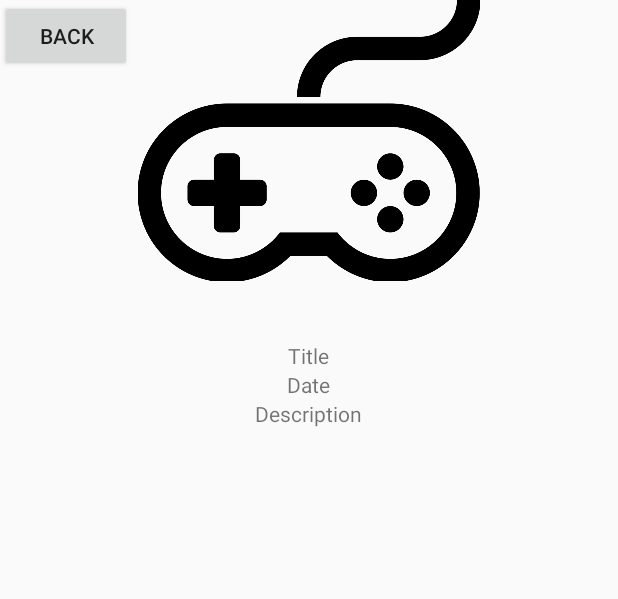
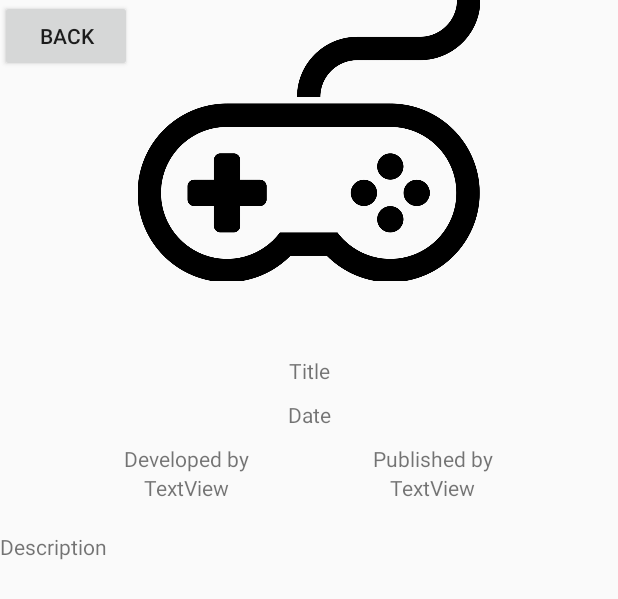
Before and after one commit to Zstorm999/FantasyReference, an Android app: the layout fragment_game_detail.xml on its own in the app's theme, with its tools: preview values and no code run, on a phone screen of 412 x 824 dp. Shown: the top 599 px of the screen. Run offline under Robolectric (Android 15) with nearby library versions, the phone set to English and light mode, and no system bars.

Commit message:
Changed layout for game detail

```diff
--- a/app/src/main/java/com/archambeau/fantasyreference/presenter/game/GameDetailPresenter.kt
+++ b/app/src/main/java/com/archambeau/fantasyreference/presenter/game/GameDetailPresenter.kt
@@ -15,11 +15,17 @@ class GameDetailPresenter(override val fragment: GameDetailFragment) : Presenter
         game  = fragment.arguments?.get("game") as Game
 
         fragment.nameLabel.text = game.name
-        fragment.descriptionLabel.text = game.description
+
 
         if(game.releasedDate == Date(0))
             fragment.dateLabel.text = fragment.getString(R.string.unknown_release)
         else
             fragment.dateLabel.text = SimpleDateFormat("dd MMMM, yyyy", Locale.UK).format(game.releasedDate)
+
+        fragment.devLabel.text = game.developer
+        fragment.publisherLabel.text = game.publisher
+
+        fragment.descriptionLabel.text = game.description
+
     }
 }
--- a/app/src/main/java/com/archambeau/fantasyreference/views/game/GameDetailFragment.kt
+++ b/app/src/main/java/com/archambeau/fantasyreference/views/game/GameDetailFragment.kt
@@ -18,6 +18,8 @@ class GameDetailFragment : CustomFragment (){
     lateinit var nameLabel : TextView
     lateinit var descriptionLabel : TextView
     lateinit var dateLabel : TextView
+    lateinit var devLabel : TextView
+    lateinit var publisherLabel : TextView
 
     override fun onCreateView(inflater: LayoutInflater,
                               container: ViewGroup?,
@@ -37,6 +39,8 @@ class GameDetailFragment : CustomFragment (){
         nameLabel = view.findViewById(R.id.gamedetail_name_label)
         descriptionLabel = view.findViewById(R.id.gamedetail_description_label)
         dateLabel = view.findViewById(R.id.gamedetail_date_label)
+        devLabel = view.findViewById(R.id.gamedetail_developer_label)
+        publisherLabel = view.findViewById(R.id.gamedetail_publisher_label)
 
         presenter.init()
 
--- a/app/src/main/res/layout/fragment_game_detail.xml
+++ b/app/src/main/res/layout/fragment_game_detail.xml
@@ -15,6 +15,7 @@
             app:layout_constraintStart_toStartOf="parent"
             app:layout_constraintTop_toTopOf="parent"
     />
+
     <ImageView
             android:layout_width="match_parent"
             android:layout_height="187dp"
@@ -33,7 +34,7 @@
             app:layout_constraintStart_toStartOf="parent"
             app:layout_constraintTop_toBottomOf="@+id/imageView"
             app:layout_constraintHorizontal_bias="0.0" android:layout_marginTop="40dp">
-        <LinearLayout
+        <TableLayout
                 android:orientation="vertical"
                 android:layout_width="match_parent"
                 android:layout_height="wrap_content"
@@ -44,21 +45,80 @@
                     android:text="Title"
                     android:layout_width="wrap_content"
                     android:layout_height="wrap_content"
-            />
+                    android:gravity="center_horizontal"
+                    android:layout_marginBottom="10dp" android:layout_marginTop="10dp"/>
+
             <TextView
                     android:id="@+id/gamedetail_date_label"
                     android:text="Date"
                     android:layout_width="wrap_content"
                     android:layout_height="wrap_content"
+                    android:gravity="center_horizontal"
             />
+            <LinearLayout
+                    android:orientation="horizontal"
+                    android:layout_width="match_parent"
+                    android:layout_height="match_parent"
+                    android:gravity="center" android:layout_marginTop="10dp" android:layout_marginBottom="10dp">
+
+                <Space
+                        android:layout_width="wrap_content"
+                        android:layout_height="wrap_content" android:layout_weight="1"/>
+                <LinearLayout
+                        android:orientation="vertical"
+                        android:layout_width="wrap_content"
+                        android:layout_height="wrap_content"
+                        android:gravity="center_horizontal">
+                    <TextView
+                            android:text="@string/developed_by"
+                            android:layout_width="wrap_content"
+                            android:layout_height="wrap_content"
+                            android:id="@+id/gamedetail_developed_by_label"
+                    />
+                    <TextView
+                            android:text="TextView"
+                            android:layout_width="wrap_content"
+                            android:layout_height="wrap_content"
+                            android:id="@+id/gamedetail_developer_label"
+                    />
+                </LinearLayout>
+
+                <Space
+                        android:layout_width="wrap_content"
+                        android:layout_height="wrap_content" android:layout_weight="1"/>
+
+                <LinearLayout
+                        android:orientation="vertical"
+                        android:layout_width="wrap_content"
+                        android:layout_height="wrap_content"
+                        android:gravity="center_horizontal">
+                    <TextView
+                            android:text="@string/published_by"
+                            android:layout_width="wrap_content"
+                            android:layout_height="wrap_content"
+                            android:id="@+id/gamedetail_published_by_label"
+                    />
+                    <TextView
+                            android:text="TextView"
+                            android:layout_width="wrap_content"
+                            android:layout_height="wrap_content"
+                            android:id="@+id/gamedetail_publisher_label"
+                    />
+                </LinearLayout>
+                <Space
+                        android:layout_width="wrap_content"
+                        android:layout_height="wrap_content" android:layout_weight="1"/>
+
+
+            </LinearLayout>
+
             <TextView
                     android:id="@+id/gamedetail_description_label"
                     android:text="Description"
                     android:layout_width="wrap_content"
                     android:layout_height="wrap_content"
-
-            />
-        </LinearLayout>
+                    android:layout_marginTop="10dp"/>
+        </TableLayout>
     </ScrollView>
 
 
--- a/app/src/main/res/values/strings.xml
+++ b/app/src/main/res/values/strings.xml
@@ -14,4 +14,7 @@
     <string name="back">Back</string>
 
     <string name="unknown_release">Unknown release date</string>
+
+    <string name="published_by">Published by </string>
+    <string name="developed_by">Developed by </string>
 </resources>
```
